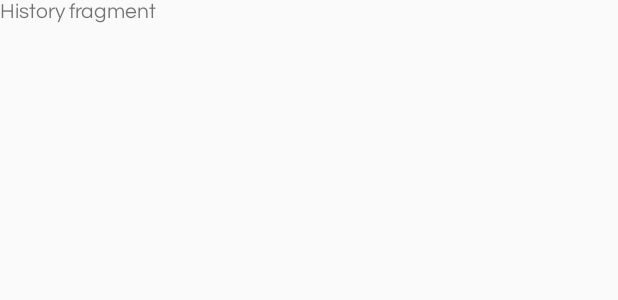
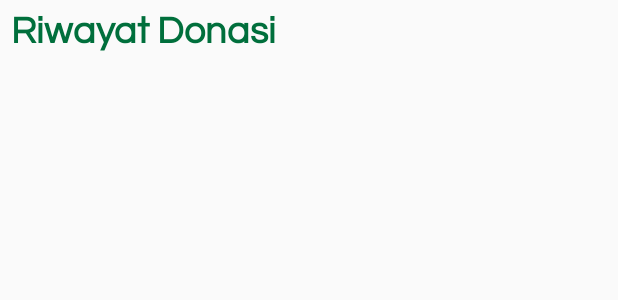
Before and after one commit to rifdahneta/Foodless, an Android app: the layout fragment_history.xml on its own in the app's theme, with its tools: preview values and no code run, on a phone screen of 412 x 824 dp. Shown: the top 300 px of the screen. Run offline under Robolectric (Android 15) with nearby library versions, the phone set to English and light mode, and no system bars.

Commit message:
edit bari

```diff
--- a/app/src/main/res/layout/fragment_history.xml
+++ b/app/src/main/res/layout/fragment_history.xml
@@ -1,14 +1,37 @@
 <?xml version="1.0" encoding="utf-8"?>
-<FrameLayout xmlns:android="http://schemas.android.com/apk/res/android"
+<FrameLayout
+    xmlns:android="http://schemas.android.com/apk/res/android"
     xmlns:tools="http://schemas.android.com/tools"
     android:layout_width="match_parent"
     android:layout_height="match_parent"
+    xmlns:app="http://schemas.android.com/apk/res-auto"
     tools:context=".Fragment.HistoryFragment">
 
-    <!-- TODO: Update blank fragment layout -->
+    <android.support.constraint.ConstraintLayout
+        android:layout_width="match_parent"
+        android:layout_height="wrap_content">
+
     <TextView
+        android:id="@+id/judulRiwayat"
+        app:layout_constraintTop_toTopOf="parent"
+        android:text="Riwayat Donasi"
+        android:textSize="25sp"
+        android:textStyle="bold"
+        android:textColor="@color/hijau"
         android:layout_width="match_parent"
-        android:layout_height="match_parent"
-        android:text="History fragment" />
+        android:layout_height="wrap_content"
+        android:padding="7dp"
+        />
 
+    <android.support.v7.widget.RecyclerView
+        android:id="@+id/rcy_riwayat_user"
+        app:layout_constraintTop_toBottomOf="@+id/judulRiwayat"
+        app:layout_constraintStart_toStartOf="parent"
+        android:layout_width="match_parent"
+        android:layout_height="wrap_content">
+
+
+    </android.support.v7.widget.RecyclerView>
+
+    </android.support.constraint.ConstraintLayout>
 </FrameLayout>
--- a/app/src/main/res/layout/fragment_home_komunitas.xml
+++ b/app/src/main/res/layout/fragment_home_komunitas.xml
@@ -1,5 +1,5 @@
 <?xml version="1.0" encoding="utf-8"?>
-<android.support.constraint.ConstraintLayout xmlns:android="http://schemas.android.com/apk/res/android"
+<FrameLayout xmlns:android="http://schemas.android.com/apk/res/android"
     android:layout_width="match_parent"
     android:layout_height="match_parent"
     xmlns:app="http://schemas.android.com/apk/res-auto"
@@ -16,4 +16,4 @@
         android:layout_height="wrap_content"
         />
 
-</android.support.constraint.ConstraintLayout>
+</FrameLayout>
--- a/app/src/main/res/layout/fragment_profile_komunitas.xml
+++ b/app/src/main/res/layout/fragment_profile_komunitas.xml
@@ -1,5 +1,6 @@
 <?xml version="1.0" encoding="utf-8"?>
-<android.support.constraint.ConstraintLayout xmlns:android="http://schemas.android.com/apk/res/android"
+<FrameLayout
+    xmlns:android="http://schemas.android.com/apk/res/android"
     android:layout_width="match_parent"
     android:layout_height="match_parent"
     xmlns:app="http://schemas.android.com/apk/res-auto"
@@ -16,4 +17,4 @@
         android:layout_height="wrap_content"
         />
 
-</android.support.constraint.ConstraintLayout>
+</FrameLayout>
```
Also changed, not shown: app/src/main/res/layout/card_order.xml (added, +8 -0 lines), app/src/main/res/layout/card_riwayat.xml (added, +52 -0 lines), app/src/main/res/layout/fragment_foodfact.xml (deleted, +0 -30 lines), app/src/main/res/layout/fragment_history_komunitas.xml (+23 -4 lines).
